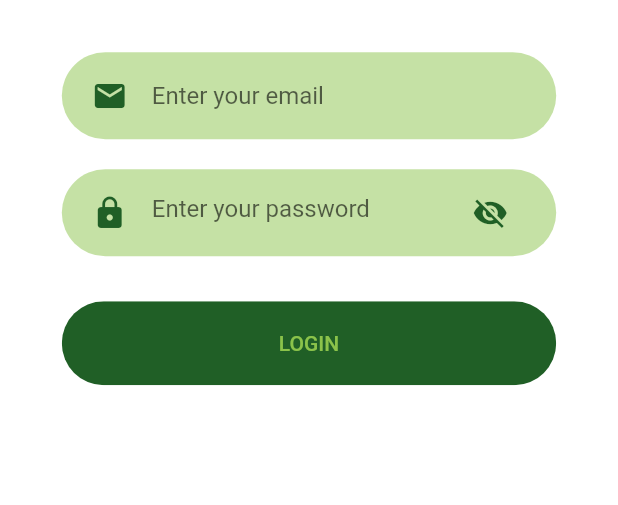
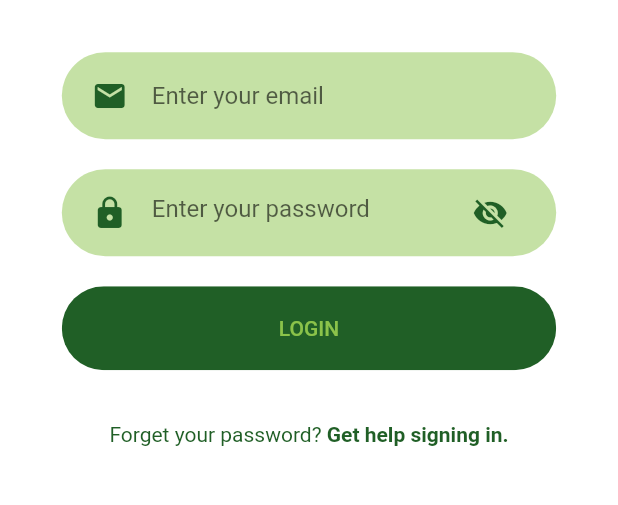
Before and after one commit to WasteLessSG/wasteless-app, a Flutter app: the screen it shows after launch, on a phone screen of 412 x 824 dp, the part 390-895 px from its top. Run offline on Flutter 3.47's test engine with Material 2 defaults, Android fonts, the phone set to English and light mode, and no system bars; our stand-ins replace charts_flutter, cloud_firestore, csv, firebase_auth, flutter_linkify, settings_ui and 2 more; missing offline and left inert: csv_reader; accounts and stored records are empty.

Commit message:
Added forget password feature to login page

```diff
--- a/lib/login/login.dart
+++ b/lib/login/login.dart
@@ -1,3 +1,4 @@
+import 'package:LessApp/login/forgot-password.dart';
 import 'package:flutter/material.dart';
 import 'package:firebase_auth/firebase_auth.dart';
 import 'package:LessApp/home.dart';
@@ -133,6 +134,24 @@ class LoginState extends State<Login> {
             title: "LOGIN",
             callback: signIn,
           ),
+                  SizedBox(height: size.height * 0.03),
+                  Row(
+                    mainAxisAlignment: MainAxisAlignment.center,
+                    children: <Widget>[
+                      Text("Forget your password? ",
+                      style: TextStyle(color: Color.fromRGBO(32, 95, 38, 1) ),),
+                      GestureDetector(
+                        onTap: _forgetPassword,
+                        child: Text(
+                          "Get help signing in.",
+                          style: TextStyle(
+                            color: Color.fromRGBO(32, 95, 38, 1),
+                            fontWeight: FontWeight.bold,
+                          ),
+                        ),
+                      )
+                    ],
+                  )
 
 
                 ], ),
@@ -150,13 +169,25 @@ class LoginState extends State<Login> {
       Navigator.push(context, MaterialPageRoute(builder: (context)=> new HomePage(user)));
     } catch (e) {
 
-      _showAlertDialog("ERROR",e.message);
+      _showAlertDialog("ERROR",e.message );
       passwordController.clear();
     }
 
   }
 
-  void _showAlertDialog(String title, String message) {
+  void _forgetPassword(){
+
+    Navigator.push(
+      context,
+      PageRouteBuilder(
+        pageBuilder: (context, animation1, animation2) => new ForgotPasswordPage(),
+        transitionDuration: Duration(seconds: 0),
+      ),
+    );
+
+
+  }
+  void _showAlertDialog( String title, String message ) {
     AlertDialog alertDialog = AlertDialog(
       title: Text(title),
       content: Text(message),
@@ -166,7 +197,10 @@ class LoginState extends State<Login> {
         builder: (_) => alertDialog
     );
   }
+
 }
+
+
 
 class LoginButton extends StatelessWidget {
   final String title;
@@ -180,7 +214,7 @@ class LoginButton extends StatelessWidget {
     return Container(
       padding: EdgeInsets.all(10.0),
       child: Container(
-      margin: EdgeInsets.symmetric(vertical: 10),
+      // margin: EdgeInsets.symmetric(vertical: 10),
     width: size.width * 0.8,
     child: ClipRRect(
     borderRadius: BorderRadius.circular(29),
```
Also changed, not shown: lib/login/forgot-password.dart (added, +121 -0 lines), pubspec.lock.
